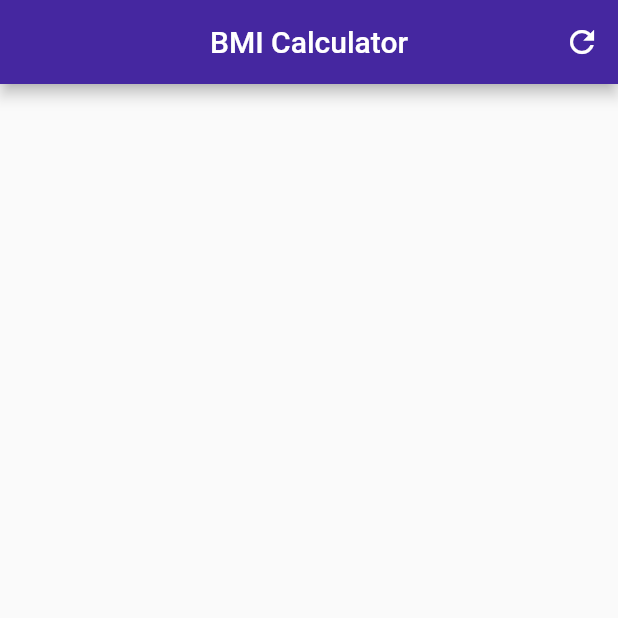
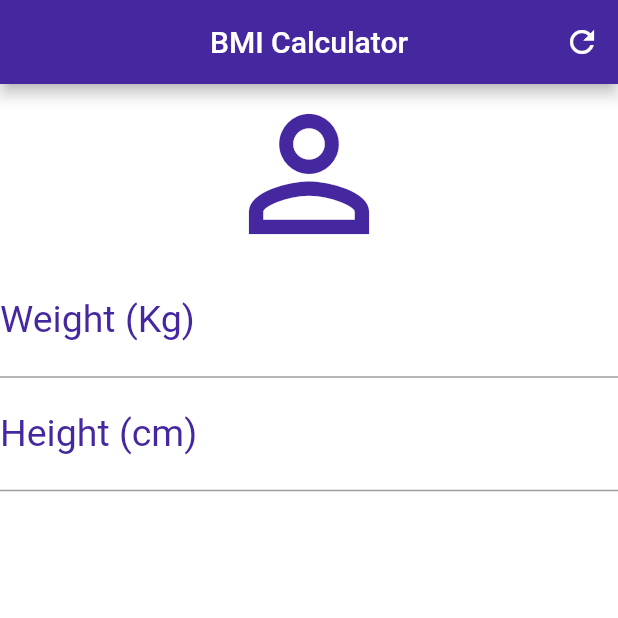
Before and after one commit to morelierica/Flutter.Projects, a Flutter app: the screen it shows after launch, on a phone screen of 412 x 824 dp, the top half of it. Run offline on Flutter 3.47's test engine with Material 2 defaults, Android fonts, the phone set to English and light mode, and no system bars.

Commit message:
BMI Calculator - TextField and Decoration

```diff
--- a/BMI_calculator/lib/main.dart
+++ b/BMI_calculator/lib/main.dart
@@ -26,6 +26,36 @@ class _HomeState extends State<Home> {
           )
         ],
       ),
+      backgroundColor: Colors.white,
+      body: Column(
+        crossAxisAlignment: CrossAxisAlignment.stretch,
+        children: <Widget>[
+          Icon(Icons.person_outline,
+              size: 120.0, color: Colors.deepPurple[800]),
+          TextField(
+            keyboardType: TextInputType.number,
+            decoration: InputDecoration(
+              labelText: "Weight (Kg)",
+              labelStyle: TextStyle(
+                color: Colors.deepPurple[800],
+              ),
+            ),
+            textAlign: TextAlign.center,
+            style: TextStyle(color: Colors.deepPurple[800], fontSize: 25.0),
+          ),
+          TextField(
+            keyboardType: TextInputType.number,
+            decoration: InputDecoration(
+              labelText: "Height (cm)",
+              labelStyle: TextStyle(
+                color: Colors.deepPurple[800],
+              ),
+            ),
+            textAlign: TextAlign.center,
+            style: TextStyle(color: Colors.deepPurple[800], fontSize: 25.0),
+          )
+        ],
+      ),
     );
   }
 }
```
